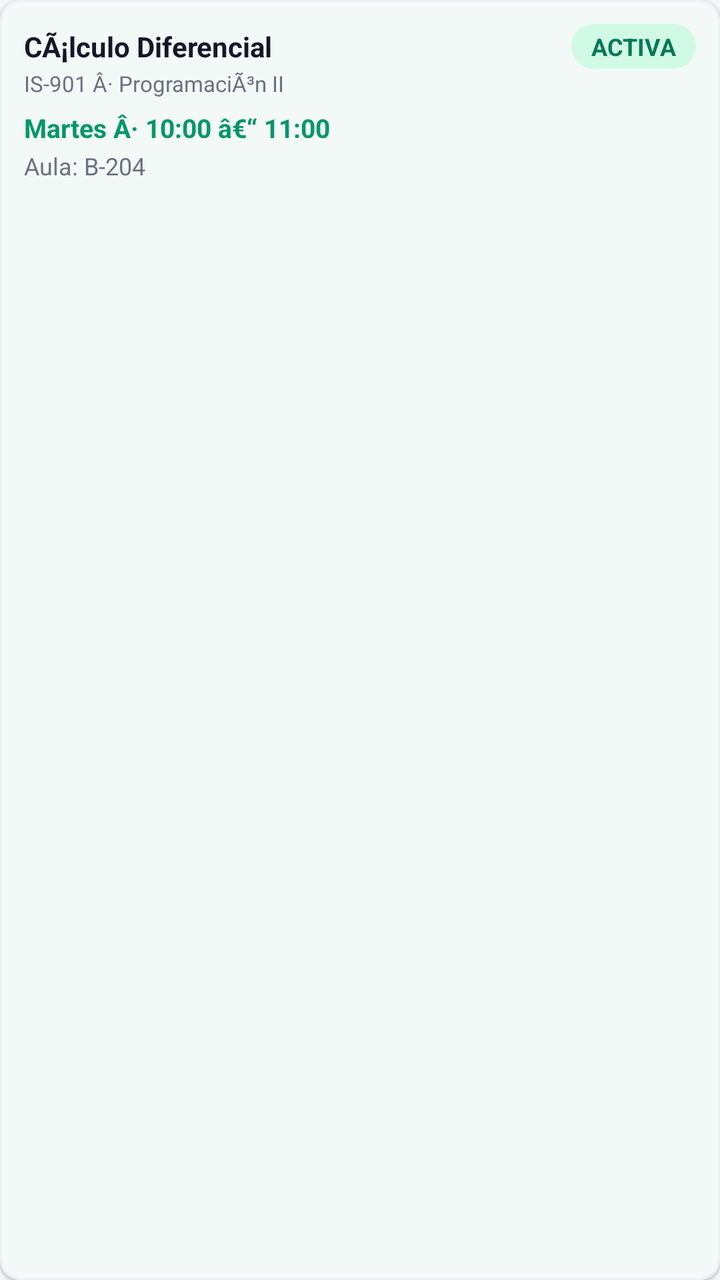
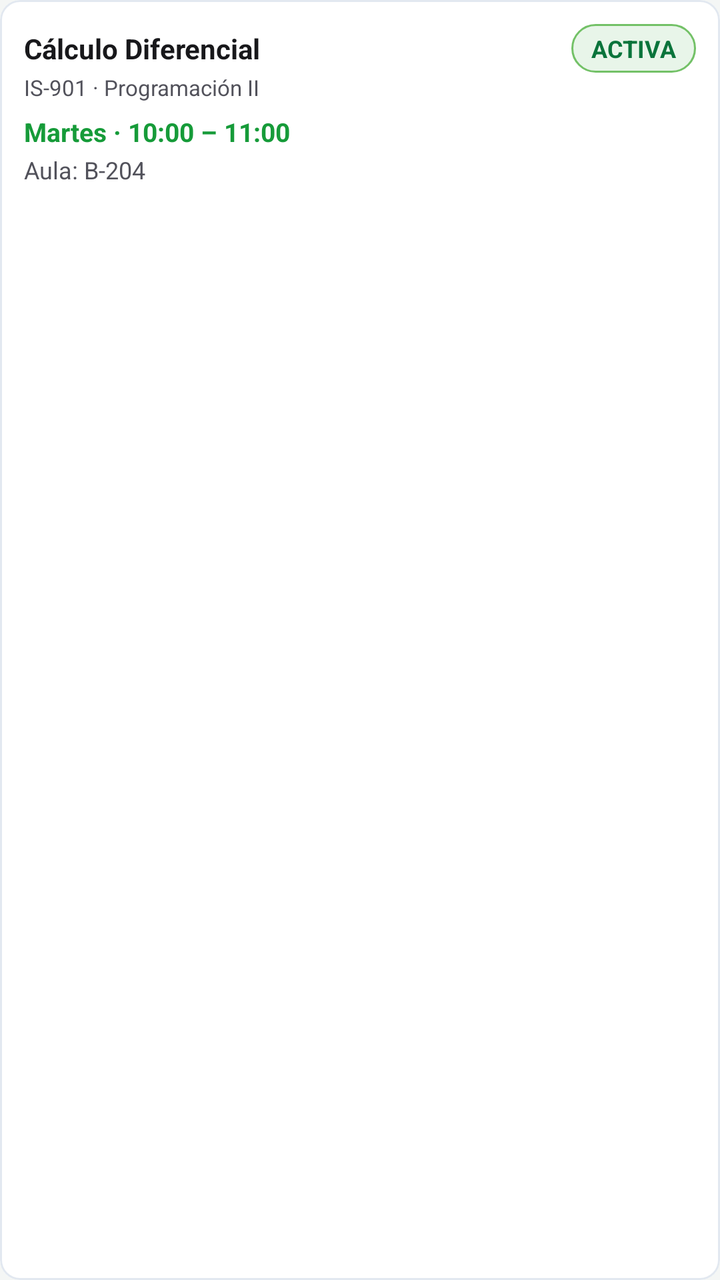

An Android layout rendered at two revisions. The XML below is the earlier revision; the diff shows what the commit changed to produce the second picture.
<!-- AndroidManifest.xml: application theme Theme.BienestarUPC -->
<!-- res/layout/item_tutoria.xml -->
<?xml version="1.0" encoding="utf-8"?>
<com.google.android.material.card.MaterialCardView
    xmlns:android="http://schemas.android.com/apk/res/android"
    xmlns:app="http://schemas.android.com/apk/res-auto"
    android:layout_width="match_parent"
    android:layout_height="wrap_content"
    android:layout_marginHorizontal="16dp"
    android:layout_marginVertical="4dp"
    app:cardBackgroundColor="@color/white_card"
    app:cardCornerRadius="10dp"
    app:cardElevation="1dp">

    <LinearLayout
        android:layout_width="match_parent"
        android:layout_height="wrap_content"
        android:orientation="vertical"
        android:padding="12dp">

        <LinearLayout
            android:layout_width="match_parent"
            android:layout_height="wrap_content"
            android:orientation="horizontal"
            android:gravity="center_vertical">

            <TextView
                android:id="@+id/txt_tutoria_materia"
                android:layout_width="0dp"
                android:layout_height="wrap_content"
                android:layout_weight="1"
                android:text="@string/txt_calculo_diferencial"
                android:textColor="@color/text_primary"
                android:textSize="14sp"
                android:textStyle="bold"
                android:maxLines="1"
                android:ellipsize="end" />

            <TextView
                android:id="@+id/txt_tutoria_estado"
                android:layout_width="wrap_content"
                android:layout_height="wrap_content"
                android:background="@drawable/badge_success"
                android:paddingHorizontal="10dp"
                android:paddingVertical="3dp"
                android:text="@string/txt_activa"
                android:textColor="@color/success_text"
                android:textSize="12sp"
                android:textStyle="bold" />
        </LinearLayout>

        <TextView
            android:id="@+id/txt_tutoria_curso"
            android:layout_width="wrap_content"
            android:layout_height="wrap_content"
            android:text="@string/txt_is_901_programacion_ii"
            android:textColor="@color/text_secondary"
            android:textSize="11sp" />

        <TextView
            android:id="@+id/txt_tutoria_horario"
            android:layout_width="wrap_content"
            android:layout_height="wrap_content"
            android:layout_marginTop="6dp"
            android:text="@string/txt_martes_10_00_11_00"
            android:textColor="@color/green_primary"
            android:textSize="13sp"
            android:textStyle="bold" />

        <TextView
            android:id="@+id/txt_tutoria_aula"
            android:layout_width="wrap_content"
            android:layout_height="wrap_content"
            android:layout_marginTop="2dp"
            android:text="@string/txt_aula_b_204"
            android:textColor="@color/text_secondary"
            android:textSize="12sp" />
    </LinearLayout>
</com.google.android.material.card.MaterialCardView>
<!-- resources referenced by this layout -->
<resources>
  <color name="green_primary">#059669</color>
  <color name="success_text">#047857</color>
  <color name="text_primary">#111827</color>
  <color name="text_secondary">#6B7280</color>
  <color name="white_card">#FFFFFF</color>
  <!-- drawable badge_success (drawable) -->
  <?xml version="1.0" encoding="utf-8"?>
  <shape xmlns:android="http://schemas.android.com/apk/res/android"
      android:shape="rectangle">
      <solid android:color="@color/success_bg" />
      <corners android:radius="20dp" />
  </shape>
  <string name="txt_activa">ACTIVA</string>
  <string name="txt_aula_b_204">Aula: B-204</string>
  <string name="txt_calculo_diferencial">CÃ¡lculo Diferencial</string>
  <string name="txt_is_901_programacion_ii">IS-901 Â· ProgramaciÃ³n II</string>
  <string name="txt_martes_10_00_11_00">Martes Â· 10:00 â€“ 11:00</string>
  <color name="success_bg">#D1FAE5</color>
  <color name="green_container">#D1FAE5</color>
  <color name="on_primary_container">#053B2A</color>
  <color name="teal_primary">#0D9488</color>
  <color name="teal_light">#CCFBF1</color>
  <color name="background_gray">#F6F7F9</color>
  <color name="surface_container_low">#F8FAFC</color>
  <color name="surface_container">#EFF2F5</color>
  <color name="surface_container_high">#E7EAEE</color>
  <color name="surface_container_highest">#DEE2E8</color>
  <color name="surface_outline">#C9CFD8</color>
  <color name="surface_outline_variant">#E4E7EC</color>
  <color name="error_text">#DC2626</color>
  <color name="green_primary_dark">#047857</color>
  <style name="ThemeOverlay.BienestarUPC.MaterialAlertDialog" parent="ThemeOverlay.Material3.MaterialAlertDialog">
          <item name="shapeAppearanceOverlay">@style/ShapeAppearance.BienestarUPC.Dialog</item>
          <item name="colorSecondary">@color/green_primary</item>
      </style>
  <color name="gray_medium">#9CA3AF</color>
  <color name="stroke_color">#EDEFF2</color>
  <color name="green_light">#D1FAE5</color>
  <color name="nav_background">#FFFFFF</color>
  <color name="chip_bg">#F3F4F6</color>
  <color name="chip_text">#111827</color>
  <style name="ShapeAppearance.BienestarUPC.Dialog" parent="ShapeAppearance.Material3.LargeComponent">
          <item name="cornerSize">24dp</item>
      </style>
  <style name="ShapeAppearance.BienestarUPC.Snackbar" parent="ShapeAppearance.Material3.MediumComponent">
          <item name="cornerFamily">rounded</item>
          <item name="cornerSize">14dp</item>
      </style>
  <!-- unchanged entries left out for length: 7 -->
</resources>

<!-- the commit's change to res/layout/item_tutoria.xml (unified diff, before → after) -->
@@ -6,9 +6,11 @@
     android:layout_height="wrap_content"
     android:layout_marginHorizontal="16dp"
     android:layout_marginVertical="4dp"
-    app:cardBackgroundColor="@color/white_card"
+    app:cardBackgroundColor="@color/bg_surface_1"
     app:cardCornerRadius="10dp"
-    app:cardElevation="1dp">
+    app:cardElevation="0dp"
+    app:strokeWidth="1dp"
+    app:strokeColor="@color/border_surface_1">
 
     <LinearLayout
         android:layout_width="match_parent"
@@ -40,9 +42,9 @@
                 android:layout_height="wrap_content"
                 android:background="@drawable/badge_success"
                 android:paddingHorizontal="10dp"
-                android:paddingVertical="3dp"
+                android:paddingVertical="4dp"
                 android:text="@string/txt_activa"
-                android:textColor="@color/success_text"
+                android:textColor="@color/upc_green_dark"
                 android:textSize="12sp"
                 android:textStyle="bold" />
         </LinearLayout>
@@ -61,7 +63,7 @@
             android:layout_height="wrap_content"
             android:layout_marginTop="6dp"
             android:text="@string/txt_martes_10_00_11_00"
-            android:textColor="@color/green_primary"
+            android:textColor="@color/upc_green_primary"
             android:textSize="13sp"
             android:textStyle="bold" />
 
<!-- resource entries referenced after the edit -->
@@ -1,46 +1,60 @@
 <!-- resources referenced by this layout -->
 <resources>
-  <color name="green_primary">#059669</color>
-  <color name="success_text">#047857</color>
-  <color name="text_primary">#111827</color>
-  <color name="text_secondary">#6B7280</color>
-  <color name="white_card">#FFFFFF</color>
+  <color name="bg_surface_1">@color/bg_surface_1_light</color>
+  <color name="border_surface_1">@color/border_surface_1_light</color>
+  <color name="green_primary">@color/upc_green_primary</color>
+  <color name="text_primary">@color/text_primary_light</color>
+  <color name="text_secondary">@color/text_secondary_light</color>
+  <color name="upc_green_dark">#0A743B</color>
+  <color name="upc_green_primary">#169B39</color>
+  <color name="white_card">@color/bg_surface_1</color>
   <!-- drawable badge_success (drawable) -->
   <?xml version="1.0" encoding="utf-8"?>
   <shape xmlns:android="http://schemas.android.com/apk/res/android"
       android:shape="rectangle">
-      <solid android:color="@color/success_bg" />
-      <corners android:radius="20dp" />
+      <solid android:color="@color/upc_green_tint_light" />
+      <stroke android:width="1dp" android:color="@color/upc_green_light" />
+      <corners android:radius="12dp" />
   </shape>
   <string name="txt_activa">ACTIVA</string>
   <string name="txt_aula_b_204">Aula: B-204</string>
-  <string name="txt_calculo_diferencial">CÃ¡lculo Diferencial</string>
-  <string name="txt_is_901_programacion_ii">IS-901 Â· ProgramaciÃ³n II</string>
-  <string name="txt_martes_10_00_11_00">Martes Â· 10:00 â€“ 11:00</string>
-  <color name="success_bg">#D1FAE5</color>
-  <color name="green_container">#D1FAE5</color>
-  <color name="on_primary_container">#053B2A</color>
-  <color name="teal_primary">#0D9488</color>
-  <color name="teal_light">#CCFBF1</color>
-  <color name="background_gray">#F6F7F9</color>
-  <color name="surface_container_low">#F8FAFC</color>
-  <color name="surface_container">#EFF2F5</color>
-  <color name="surface_container_high">#E7EAEE</color>
-  <color name="surface_container_highest">#DEE2E8</color>
-  <color name="surface_outline">#C9CFD8</color>
-  <color name="surface_outline_variant">#E4E7EC</color>
-  <color name="error_text">#DC2626</color>
-  <color name="green_primary_dark">#047857</color>
+  <string name="txt_calculo_diferencial">Cálculo Diferencial</string>
+  <string name="txt_is_901_programacion_ii">IS-901 · Programación II</string>
+  <string name="txt_martes_10_00_11_00">Martes · 10:00 – 11:00</string>
+  <color name="bg_surface_1_light">#FFFFFF</color>
+  <color name="border_surface_1_light">#E2E8F0</color>
+  <color name="text_primary_light">#18181B</color>
+  <color name="text_secondary_light">#52525B</color>
+  <color name="upc_green_tint_light">#E8F5E9</color>
+  <color name="upc_green_light">#73C167</color>
+  <color name="green_container">@color/upc_green_tint_light</color>
+  <color name="on_primary_container">@color/text_primary</color>
+  <color name="teal_primary">@color/risk_low_text</color>
+  <color name="teal_light">@color/risk_low_border</color>
+  <color name="background_gray">@color/bg_canvas</color>
+  <color name="surface_container_low">@color/bg_surface_1</color>
+  <color name="surface_container">@color/bg_surface_2</color>
+  <color name="surface_container_high">@color/border_surface_1</color>
+  <color name="surface_container_highest">@color/border_surface_1</color>
+  <color name="surface_outline">@color/border_surface_1</color>
+  <color name="surface_outline_variant">@color/border_surface_1</color>
+  <color name="error_text">@color/risk_critical_text</color>
+  <color name="green_primary_dark">@color/upc_green_dark</color>
   <style name="ThemeOverlay.BienestarUPC.MaterialAlertDialog" parent="ThemeOverlay.Material3.MaterialAlertDialog">
           <item name="shapeAppearanceOverlay">@style/ShapeAppearance.BienestarUPC.Dialog</item>
           <item name="colorSecondary">@color/green_primary</item>
       </style>
-  <color name="gray_medium">#9CA3AF</color>
-  <color name="stroke_color">#EDEFF2</color>
-  <color name="green_light">#D1FAE5</color>
-  <color name="nav_background">#FFFFFF</color>
-  <color name="chip_bg">#F3F4F6</color>
-  <color name="chip_text">#111827</color>
+  <color name="risk_low_text">@color/risk_low_text_light</color>
+  <color name="risk_low_border">@color/risk_low_border_light</color>
+  <color name="bg_canvas">@color/bg_canvas_light</color>
+  <color name="bg_surface_2">@color/bg_surface_2_light</color>
+  <color name="risk_critical_text">@color/risk_critical_text_light</color>
+  <color name="gray_medium">@color/text_secondary</color>
+  <color name="stroke_color">@color/border_surface_1</color>
+  <color name="green_light">@color/upc_green_light</color>
+  <color name="nav_background">@color/bg_surface_1</color>
+  <color name="chip_bg">@color/bg_surface_2</color>
+  <color name="chip_text">@color/text_primary</color>
   <style name="ShapeAppearance.BienestarUPC.Dialog" parent="ShapeAppearance.Material3.LargeComponent">
           <item name="cornerSize">24dp</item>
       </style>
@@ -48,6 +62,11 @@
           <item name="cornerFamily">rounded</item>
           <item name="cornerSize">14dp</item>
       </style>
+  <color name="risk_low_text_light">#0D9488</color>
+  <color name="risk_low_border_light">#99F6E4</color>
+  <color name="bg_canvas_light">#F4F6F5</color>
+  <color name="bg_surface_2_light">#F8FAFC</color>
+  <color name="risk_critical_text_light">#BE123C</color>
   <!-- unchanged entries left out for length: 7 -->
 </resources>
 
